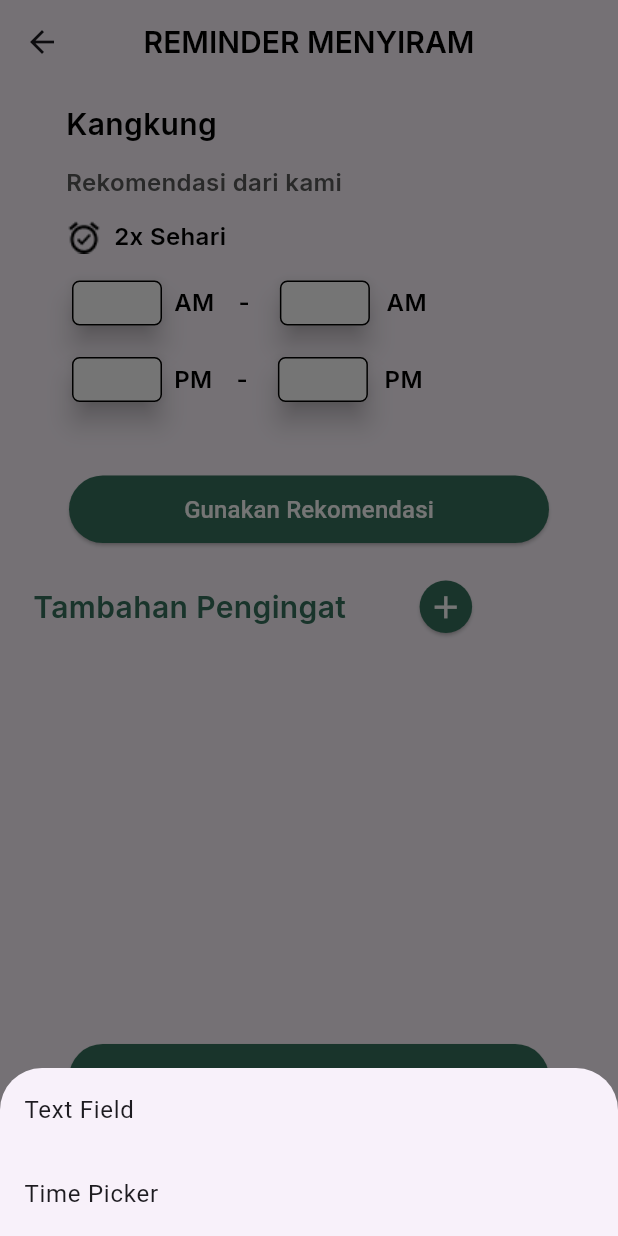
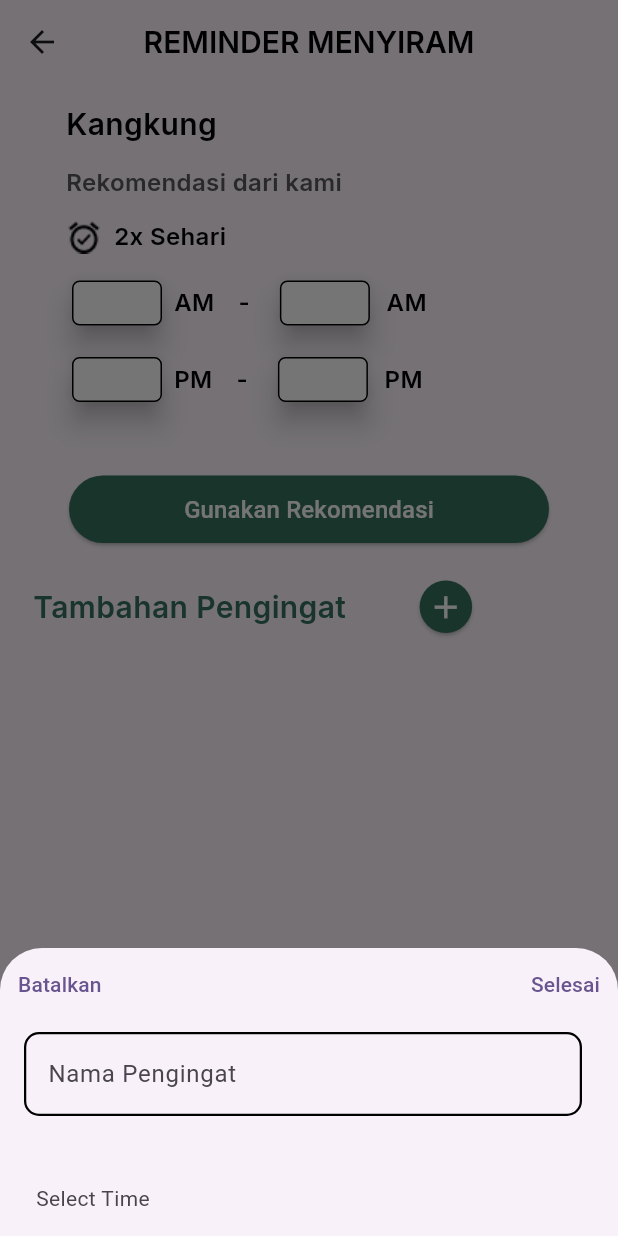
Before and after one commit to Agriculture-Capstone-Alterra/Flutter-Agriplant-Capstone-Alterra, a Flutter app: the TimeMenyiram screen opened directly, after a tap on the "add" icon, on a phone screen of 412 x 824 dp. Run offline on Flutter 3.47's test engine with Material 2 defaults, Android fonts, the phone set to English and light mode, and no system bars; our stand-ins replace dio, glassmorphism, google_fonts.

Commit message:
Update Bottom Sheet Pengingat Merawat Tanaman

```diff
--- a/lib/main.dart
+++ b/lib/main.dart
@@ -1,6 +1,5 @@
 import 'package:capstone_project/providers/auth_provider.dart';
 import 'package:capstone_project/providers/search_page_provider.dart';
-import 'package:capstone_project/screens/autentikasi_screens/login_screen.dart';
 // import 'package:capstone_project/screens/autentikasi_screens/login_screen.dart';
 import 'package:capstone_project/screens/navigation_bar.dart';
 import 'package:flutter/material.dart';
@@ -31,7 +30,7 @@ class MyApp extends StatelessWidget {
           colorScheme: ColorScheme.fromSeed(seedColor: Colors.deepPurple),
           useMaterial3: true,
         ),
-        home:const LoginScreen(),
+        home:const NavBar(),
       ),
     );
   }
--- a/lib/services/auth _api.dart
+++ b/lib/services/auth _api.dart
@@ -1,3 +1,4 @@
+// ignore: unused_import
 import 'package:dio/dio.dart';
 
 class AuthApi{
--- a/lib/widgets/autentikasi_widgets/send_otp/get_back_otp_button.dart
+++ b/lib/widgets/autentikasi_widgets/send_otp/get_back_otp_button.dart
@@ -1,6 +1,7 @@
 import 'package:flutter/material.dart';
 import 'package:google_fonts/google_fonts.dart';
 
+// ignore: must_be_immutable
 class GetBackOtpButton extends StatefulWidget {
   String textResendOtp;
   Color buttonColor;
--- a/lib/widgets/autentikasi_widgets/send_otp/input_otp.dart
+++ b/lib/widgets/autentikasi_widgets/send_otp/input_otp.dart
@@ -2,6 +2,7 @@ import 'package:flutter/material.dart';
 import 'package:google_fonts/google_fonts.dart';
 // import 'package:pin_code_fields/pin_code_fields.dart';
 
+// ignore: must_be_immutable
 class InputOtp extends StatefulWidget {
   String massageEmail;
   TextEditingController otpController;
--- a/lib/widgets/pengingat_merawat_tanaman/button/menyiram/button_add_reminder_menyiram_widget.dart
+++ b/lib/widgets/pengingat_merawat_tanaman/button/menyiram/button_add_reminder_menyiram_widget.dart
@@ -1,4 +1,5 @@
 import 'package:capstone_project/data/theme_color.dart';
+import 'package:capstone_project/widgets/pengingat_merawat_tanaman/text_field/text_field_reminder_widget.dart';
 import 'package:flutter/material.dart';
 
 class ButtonAddReminderMenyiram extends StatelessWidget {
@@ -20,7 +21,6 @@ class ButtonAddReminderMenyiram extends StatelessWidget {
           padding: EdgeInsets.zero,
         ),
         onPressed: () {
-          // Display the bottom sheet when the button is pressed
           _showAddReminderMenyiram(context);
         },
         child: const Center(
@@ -38,30 +38,60 @@ class ButtonAddReminderMenyiram extends StatelessWidget {
     showModalBottomSheet(
       context: context,
       builder: (BuildContext context) {
-        return Container(
-          // Customize the appearance of your bottom sheet here
-          child: Column(
+        return Column(
           mainAxisSize: MainAxisSize.min,
            children: <Widget>[
-              ListTile(
-                title: Text('Text Field'),
-                onTap: () {
-                  // Handle option 1
-                  Navigator.pop(context);
+            Row(
+            mainAxisAlignment: MainAxisAlignment.spaceBetween,
+              children: [
+                TextButton(
+                  onPressed: () {
+                    Navigator.of(context).pop();
                   },
+                  child: const Text('Batalkan'),
+                ),
+                // const SizedBox(width: 80.0),
+                TextButton(
+                  onPressed: () {
+                    Navigator.of(context).pop();
+                  },
+                child: const Text('Selesai'),
+                ),
+              ],
+            ),
+
+          const ListTile(
+            title: TextFieldReminderWidget(),
           ),
             ListTile(
-                title: Text('Time Picker'),
+              subtitle: InkWell(
                 onTap: () {
-                  // Handle option 2
-                  Navigator.pop(context);
+                  _selectTime(context);
                 },
+                child: const Row(
+                  children: <Widget>[
+                    SizedBox(width: 8.0),
+                    Text('Select Time'),
+                  ],
+                ),
+              ),
             ),
             // Add more options as needed
           ],
-          ),
         );
       },
     );
   }
+
+  Future<void> _selectTime(BuildContext context) async {
+    TimeOfDay? pickedTime = await showTimePicker(
+      context: context,
+      initialTime: TimeOfDay.now(),
+    );
+
+    if (pickedTime != null) {
+      // Do something with the picked time
+      print('Selected Time: ${pickedTime.format(context)}');
     }
+  }
+}
--- /dev/null
+++ b/lib/widgets/pengingat_merawat_tanaman/text_field/text_field_reminder_widget.dart
@@ -0,0 +1,38 @@
+import 'package:flutter/material.dart';
+
+class TextFieldReminderWidget extends StatelessWidget {
+  const TextFieldReminderWidget({
+    super.key,
+  });
+
+  @override
+  Widget build(BuildContext context) {
+    return TextField(
+      decoration: InputDecoration(
+        hintText: 'Nama Pengingat',
+
+        border: OutlineInputBorder(
+          borderRadius: BorderRadius.circular(10.0),
+          borderSide: const BorderSide(
+            color: Colors.black,
+            width: 1.5,
+          ),
+        ),
+        focusedBorder: OutlineInputBorder(
+          borderRadius: BorderRadius.circular(10.0),
+          borderSide: const BorderSide(
+            color: Colors.black,
+            width: 1.5,
+          ),
+        ),
+        enabledBorder: OutlineInputBorder(
+          borderRadius: BorderRadius.circular(10.0),
+          borderSide: const BorderSide(
+            color: Colors.black,
+            width: 1.5,
+          ),
+        ),
+      ),
+    );
+  }
+}
```
Lines whose indentation alone changed are shown as unchanged.
